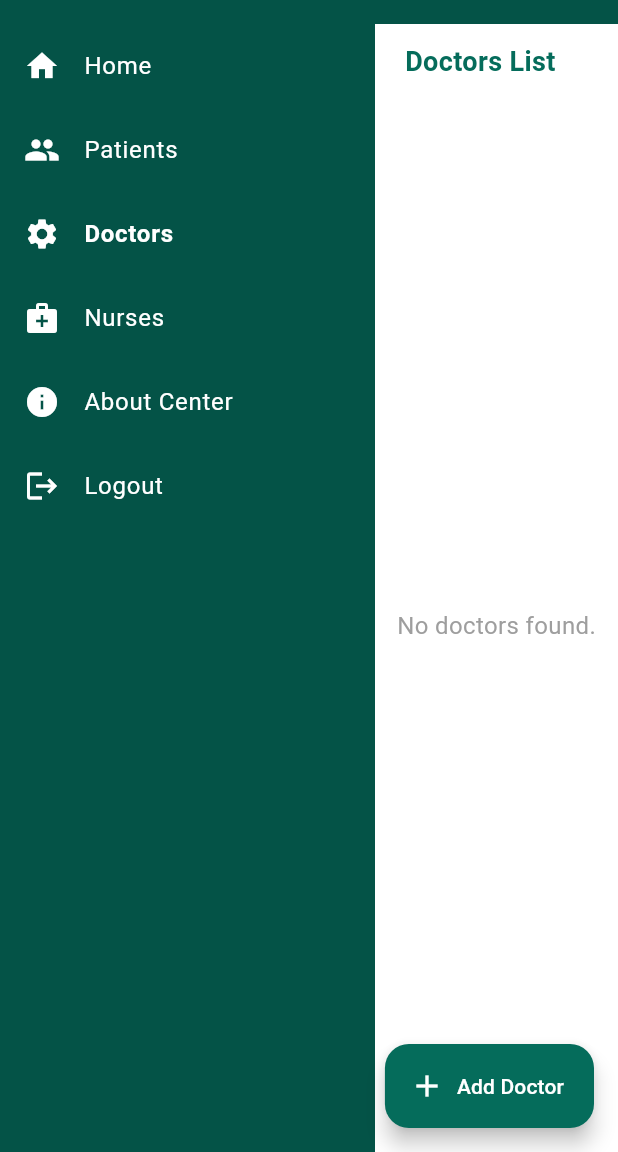
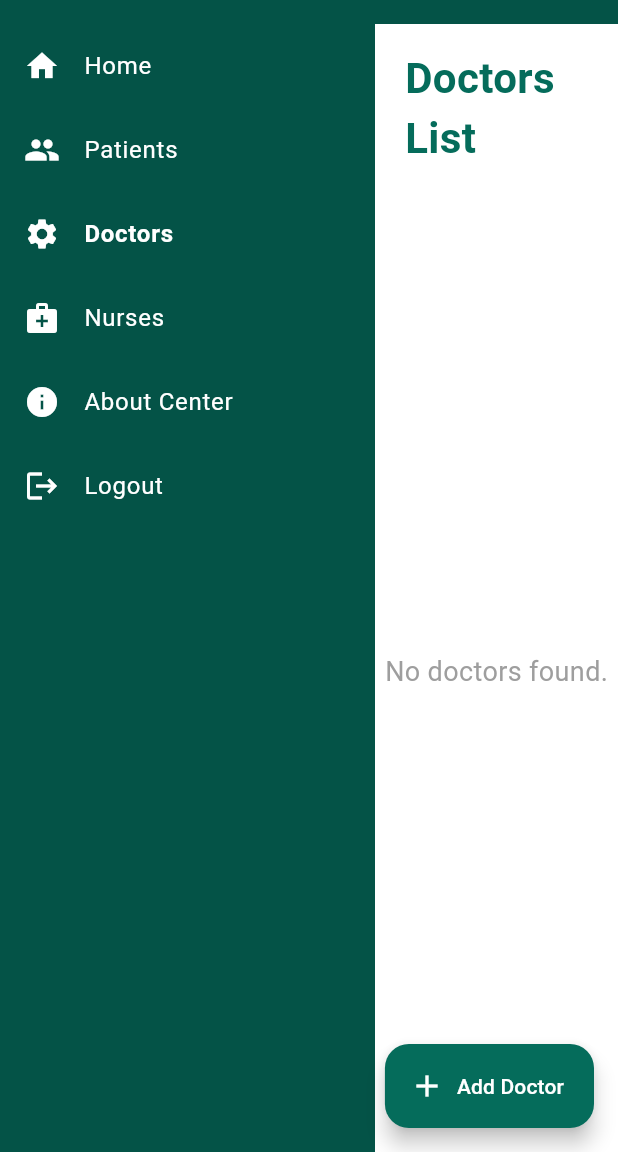
Before and after one commit to NicoleSrsp/EdentifyCenterv1, a Flutter app: the HomeScreen screen opened directly, after a tap on "Patients", after a tap on "Doctors", on a phone screen of 412 x 824 dp, the part 84-1236 px from its top. Run offline on Flutter 3.47's test engine with Material 3 defaults, Android fonts, the phone set to English and light mode, and no system bars; our stand-ins replace cloud_firestore, firebase_auth, firebase_core, shared_preferences; accounts and stored records are empty.

Commit message:
modified ui of doctors_screen.dart, home_screen.dart, patient_list_screen.dart, settings_screen.dart

```diff
--- a/lib/screens/home_screen.dart
+++ b/lib/screens/home_screen.dart
@@ -2,6 +2,7 @@
 import 'package:intl/intl.dart';
 import 'package:cloud_firestore/cloud_firestore.dart';
 import 'side_menu.dart';
+import 'settings_screen.dart';
 
 class HomeScreen extends StatefulWidget {
   final String centerId;
@@ -18,6 +19,7 @@
 }
 
 class _HomeScreenState extends State<HomeScreen> {
+  bool isDarkMode = false;
   DateTime selectedDate = DateTime.now();
   String searchQuery = '';
   List<Map<String, dynamic>> allPatients = [];
@@ -862,12 +864,16 @@
   }
 
   Widget _tableHeader(String text) => Padding(
-    padding: const EdgeInsets.all(8),
+    padding: const EdgeInsets.symmetric(vertical: 12, horizontal: 10),
     child: Center(
       child: Text(
         text,
         textAlign: TextAlign.center,
-        style: const TextStyle(fontWeight: FontWeight.bold, fontSize: 14),
+        style: const TextStyle(
+          fontWeight: FontWeight.bold,
+          fontSize: 18, // 🔹 increased from 14
+          color: Color(0xFF045347),
+        ),
       ),
     ),
   );
@@ -878,13 +884,14 @@
     TextAlign align = TextAlign.left,
   }) {
     return Padding(
-      padding: const EdgeInsets.all(8),
+      padding: const EdgeInsets.symmetric(vertical: 10, horizontal: 8),
       child: Text(
         text,
         textAlign: align,
         style: TextStyle(
-          fontWeight: isHeader ? FontWeight.bold : FontWeight.normal,
-          fontSize: 13,
+          fontWeight: isHeader ? FontWeight.bold : FontWeight.w500,
+          fontSize: isHeader ? 18 : 16, // 🔹 larger for both header and content
+          color: isHeader ? Colors.teal.shade800 : Colors.black87,
         ),
       ),
     );
@@ -926,9 +933,22 @@
                       ),
                       const Spacer(),
                       IconButton(
-                        icon: const Icon(Icons.settings, color: Colors.white70),
-                        onPressed: () {},
-                        tooltip: 'Settings',
+                        icon: const Icon(
+                          Icons.settings,
+                          color: Colors.white, // 👈 keeps the icon white
+                        ),
+                        onPressed: () {
+                          Navigator.push(
+                            context,
+                            MaterialPageRoute(
+                              builder:
+                                  (context) => SettingsScreen(
+                                    centerId: widget.centerId,
+                                    centerName: widget.centerName,
+                                  ),
+                            ),
+                          );
+                        },
                       ),
                     ],
                   ),
@@ -957,10 +977,11 @@
                                 child: Row(
                                   children: [
                                     Text(
-                                      monthYear,
+                                      monthYear, // 👈 Displays the formatted month + year
                                       style: const TextStyle(
-                                        fontSize: 18,
-                                        fontWeight: FontWeight.bold,
+                                        fontSize: 28, // ✅ Updated
+                                        fontWeight:
+                                            FontWeight.bold, // ✅ Updated
                                       ),
                                     ),
                                     const Icon(Icons.arrow_drop_down),
--- a/lib/screens/patient_list_screen.dart
+++ b/lib/screens/patient_list_screen.dart
@@ -592,7 +592,7 @@
               }).toList();
         }
 
-        // Sorting logic
+        // Sorting logic (unchanged)
         docs.sort((a, b) {
           final dataA = a.data() as Map<String, dynamic>;
           final dataB = b.data() as Map<String, dynamic>;
@@ -626,29 +626,43 @@
         });
 
         if (docs.isEmpty) {
-          return const Center(child: Text('No patients found.'));
+          return const Center(
+            child: Text(
+              'No patients found.',
+              style: TextStyle(fontSize: 18, color: Colors.grey),
+            ),
+          );
         }
 
-        return ListView.separated(
+        return ListView.builder(
+          padding: const EdgeInsets.all(16),
           itemCount: docs.length,
-          separatorBuilder: (_, __) => const Divider(height: 1),
           itemBuilder: (context, index) {
             final patient = docs[index];
             final data = patient.data() as Map<String, dynamic>;
             final fullName = _getFullName(data);
 
-            return Card(
-              margin: const EdgeInsets.symmetric(horizontal: 8, vertical: 4),
+            return AnimatedContainer(
+              duration: const Duration(milliseconds: 250),
+              curve: Curves.easeInOut,
+              margin: const EdgeInsets.only(bottom: 14),
+              child: Card(
                 color: primaryColor,
+                elevation: 3,
                 shape: RoundedRectangleBorder(
-                borderRadius: BorderRadius.circular(8),
+                  borderRadius: BorderRadius.circular(14),
                 ),
                 child: ListTile(
+                  contentPadding: const EdgeInsets.symmetric(
+                    horizontal: 20,
+                    vertical: 12,
+                  ),
                   title: Text(
                     fullName,
                     style: const TextStyle(
+                      fontSize: 18, // ✅ larger and clearer
+                      fontWeight: FontWeight.bold,
                       color: Colors.white,
-                    fontWeight: FontWeight.w600,
                     ),
                   ),
                   trailing: PopupMenuButton<String>(
@@ -686,6 +700,7 @@
                     );
                   },
                 ),
+              ),
             );
           },
         );
@@ -709,21 +724,19 @@
             child: Column(
               children: [
                 /// Header Bar
-                /// Header Bar (Simplified — Center Name Only)
                 Container(
-                  color: Color(0xFF045347),
+                  color: darkerPrimaryColor,
                   padding: const EdgeInsets.symmetric(
                     horizontal: 24,
                     vertical: 16,
                   ),
                   child: Row(
                     mainAxisAlignment: MainAxisAlignment.spaceBetween,
-                    crossAxisAlignment: CrossAxisAlignment.center,
                     children: [
                       Text(
                         widget.centerName,
                         style: const TextStyle(
-                          fontSize: 28,
+                          fontSize: 28, // ✅ consistent header font
                           fontWeight: FontWeight.bold,
                           color: Colors.white,
                         ),
@@ -742,7 +755,10 @@
                           ElevatedButton.icon(
                             onPressed: _showAddPatientDialog,
                             icon: const Icon(Icons.person_add),
-                            label: const Text('Add Patient'),
+                            label: const Text(
+                              'Add Patient',
+                              style: TextStyle(fontWeight: FontWeight.bold),
+                            ),
                             style: ElevatedButton.styleFrom(
                               backgroundColor: Colors.white,
                               foregroundColor: primaryColor,
@@ -761,11 +777,27 @@
                   ),
                 ),
 
+                /// Section Header
+                const Padding(
+                  padding: EdgeInsets.fromLTRB(24, 20, 24, 8),
+                  child: Align(
+                    alignment: Alignment.centerLeft,
+                    child: Text(
+                      'Patient List',
+                      style: TextStyle(
+                        fontWeight: FontWeight.bold,
+                        fontSize: 28,
+                        color: primaryColor,
+                      ),
+                    ),
+                  ),
+                ),
+
                 /// Search and Sort
                 Padding(
                   padding: const EdgeInsets.symmetric(
                     horizontal: 24,
-                    vertical: 16,
+                    vertical: 12,
                   ),
                   child: Row(
                     children: [
@@ -773,10 +805,10 @@
                         child: TextField(
                           controller: _searchController,
                           decoration: InputDecoration(
-                            hintText: 'Search patient by name',
+                            hintText: 'Search patient by name...',
                             prefixIcon: const Icon(Icons.search),
                             border: OutlineInputBorder(
-                              borderRadius: BorderRadius.circular(8),
+                              borderRadius: BorderRadius.circular(10),
                             ),
                           ),
                         ),
```
Also changed, not shown: lib/screens/doctors_screen.dart (+24 -21 lines), lib/screens/settings_screen.dart (added, +264 -0 lines). Lines whose indentation alone changed are shown as unchanged.
